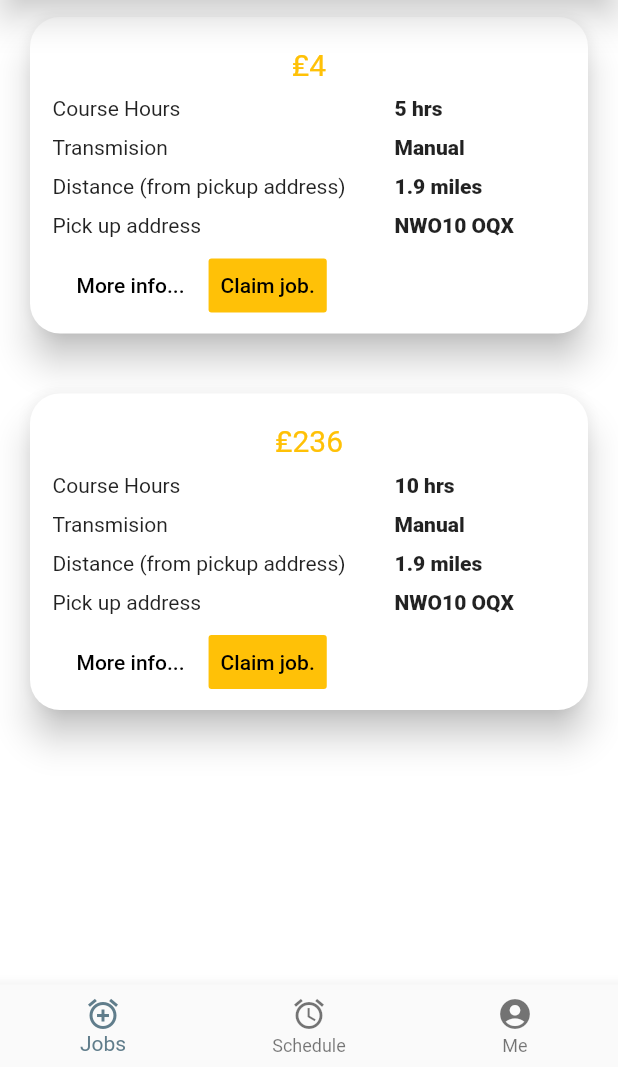
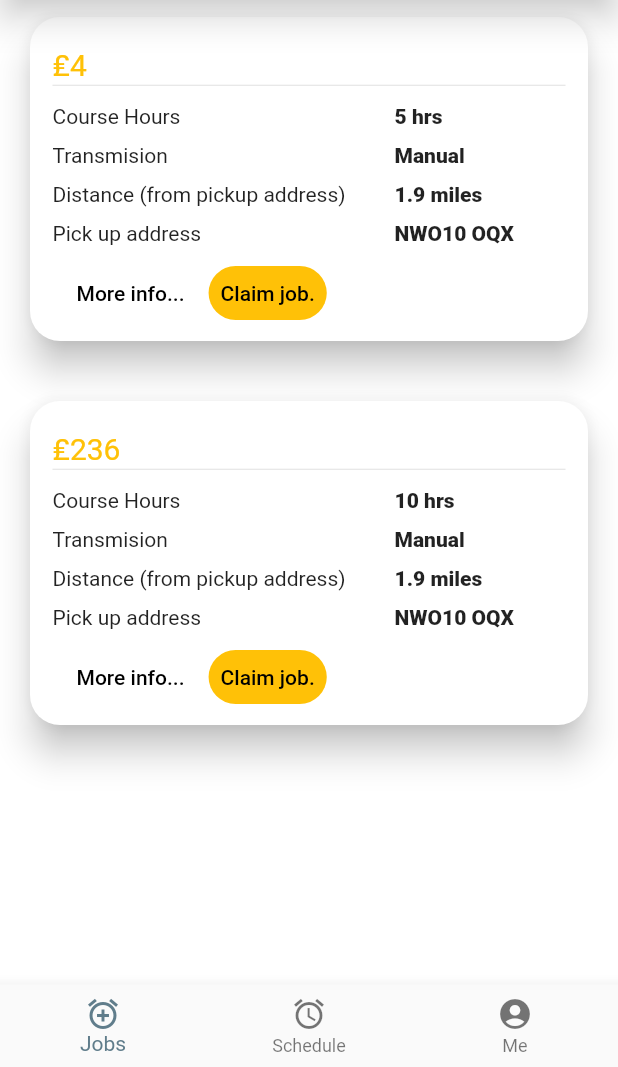
Before and after one commit to Aviatoryona/car_app_test, a Flutter app: the MyHomePage screen opened directly, tab 2 chosen, after a tap on "Claim job.", on a phone screen of 412 x 824 dp, the part 169-1236 px from its top. Run offline on Flutter 3.47's test engine with Material 2 defaults, Android fonts, the phone set to English and light mode, and no system bars.

Commit message:
minor fix to the cards and divider height

```diff
--- a/lib/src/pages/drivingCourse_page.dart
+++ b/lib/src/pages/drivingCourse_page.dart
@@ -20,7 +20,16 @@ class DrivingCourse extends StatelessWidget {
                       padding: const EdgeInsets.only(left: 15,right: 15,top: 20),
                       child: Column(
                         children: <Widget>[
-                          Text("₤4",textAlign: TextAlign.left,style: TextStyle(color: Colors.amber,fontSize: 20),),
+                          Column(
+                            children: <Widget>[
+                              Row(
+                                children: <Widget>[
+                                  Text("₤4",textAlign: TextAlign.left,style: TextStyle(color: Colors.amber,fontSize: 20),),
+                                ],
+                              ),
+                              Divider(height: 5,)
+                            ],
+                          ),
                           SizedBox(height: 10,),
 
                           Row(
@@ -67,6 +76,7 @@ class DrivingCourse extends StatelessWidget {
                                 color: Colors.amber,
                                 child: Text('Claim job.'),
                                 onPressed: (){},
+                                shape:RoundedRectangleBorder(borderRadius: BorderRadius.circular(20)),
                               )
                             ],
                           )
@@ -88,7 +98,17 @@ class DrivingCourse extends StatelessWidget {
               padding: const EdgeInsets.only(left: 15,right: 15,top: 20),
               child: Column(
                 children: <Widget>[
-                  Text("₤236",textAlign: TextAlign.left,style: TextStyle(color: Colors.amber,fontSize: 20),),
+                  Column(
+                    children: <Widget>[
+                      Row(
+                        children: <Widget>[
+                          Text("₤236",textAlign: TextAlign.left,style: TextStyle(color: Colors.amber,fontSize: 20),),
+                        ],
+                      ),
+                       Divider(height: 5,)
+                    ],
+
+                  ),
                   SizedBox(height: 10,),
 
                   Row(
@@ -134,7 +154,9 @@ class DrivingCourse extends StatelessWidget {
                       FlatButton(
                         color: Colors.amber,
                         child: Text('Claim job.'),
+                        shape:RoundedRectangleBorder(borderRadius: BorderRadius.circular(20)),
                         onPressed: (){},
+
                       )
                     ],
                   )
--- a/lib/src/pages/hireCar_page.dart
+++ b/lib/src/pages/hireCar_page.dart
@@ -30,7 +30,7 @@ class HireCar extends StatelessWidget {
                                   Text("₤1821",textAlign: TextAlign.left,style: TextStyle(color: Colors.amber,fontSize: 20),),
                                 ],
                               ),
-                               Divider(height: 10,color: Colors.black,)
+                               Divider(height: 5)
                             ],
                           ),
                           SizedBox(height: 10,),
@@ -123,7 +123,7 @@ class HireCar extends StatelessWidget {
                                   Text("₤1821",textAlign: TextAlign.left,style: TextStyle(color: Colors.amber,fontSize: 20),),
                                 ],
                               ),
-                               Divider(height: 10,color: Colors.black,)
+                               Divider(height: 5)
                             ],
                           ),
                           SizedBox(height: 10,),
```
Also changed, not shown: lib/src/pages/7DaysIntensiveCourse_page.dart (+22 -2 lines).
